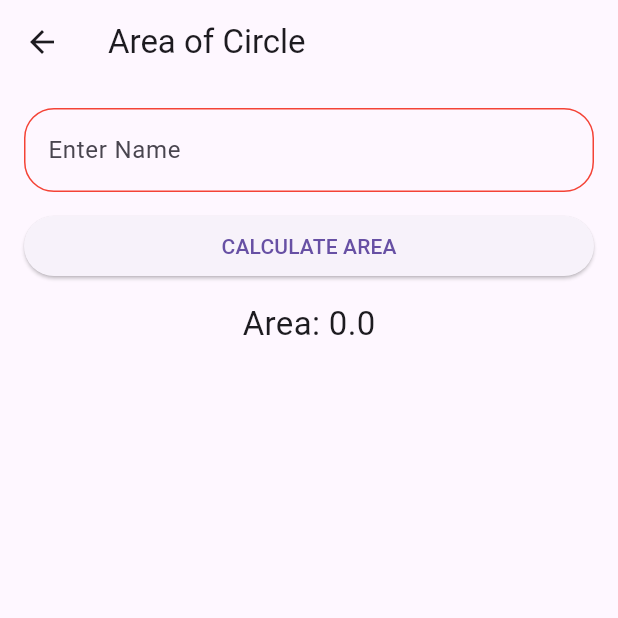
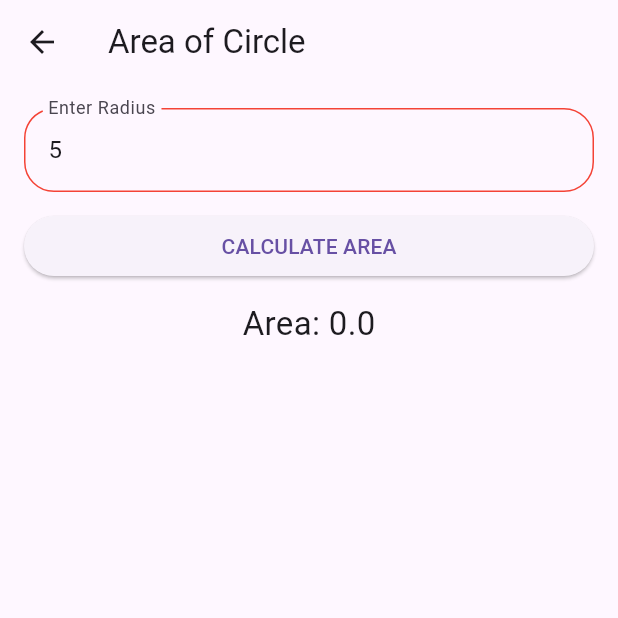
Before and after one commit to ankit7756/flutter_assignment_2, a Flutter app: the screen it shows after launch, after a tap on "Area of Circle", on a phone screen of 412 x 824 dp, the top half of it. Run offline on Flutter 3.47's test engine with Material 3 defaults, Android fonts, the phone set to English and light mode, and no system bars; network calls fail.

Commit message:
new commit

```diff
--- a/lib/screens/area_of_circle_screen.dart
+++ b/lib/screens/area_of_circle_screen.dart
@@ -8,7 +8,14 @@ class AreaOfCircleScreen extends StatefulWidget {
 }
 
 class _AreaOfCircleScreenState extends State<AreaOfCircleScreen> {
-  double radius = 0;
+  // ⭐ NEW: Controller to read radius value
+  final TextEditingController radiusController = TextEditingController(
+    text: "5",
+  );
+
+  // ⭐ NEW: Global key for form validation
+  final _formKey = GlobalKey<FormState>();
+
   double area = 0;
 
   @override
@@ -17,29 +24,44 @@ class _AreaOfCircleScreenState extends State<AreaOfCircleScreen> {
       appBar: AppBar(title: const Text("Area of Circle")),
       body: Padding(
         padding: const EdgeInsets.all(16),
+
+        // ⭐ NEW: Wrapping everything in a Form
+        child: Form(
+          key: _formKey,
+
           child: Column(
             children: [
-            TextField(
-              // onChanged: (value) => radius = double.tryParse(value) ?? 0,
-              // decoration: const InputDecoration(
-              //   labelText: "Enter Radius",
-              //   border: OutlineInputBorder(),
-              // ),
-              // keyboardType: TextInputType.number,
+              // ⭐ NEW: TextFormField instead of TextField
+              TextFormField(
+                controller: radiusController, // ⭐ NEW
+
+                keyboardType: TextInputType.number,
+
                 decoration: InputDecoration(
+                  labelText: 'Enter Radius',
                   border: OutlineInputBorder(
-                  borderRadius: BorderRadius.all(Radius.circular(10.0)),
+                    borderRadius: BorderRadius.circular(10),
                   ),
                   enabledBorder: OutlineInputBorder(
                     borderSide: BorderSide(color: Colors.red),
-                  borderRadius: BorderRadius.all(Radius.circular(20.0)),
+                    borderRadius: BorderRadius.circular(20),
                   ),
                   focusedBorder: OutlineInputBorder(
                     borderSide: BorderSide(color: Colors.green),
-                  borderRadius: BorderRadius.all(Radius.circular(30.0)),
+                    borderRadius: BorderRadius.circular(30),
                   ),
-                labelText: 'Enter Name',
                 ),
+
+                // ⭐ NEW: Validation added
+                validator: (value) {
+                  if (value == null || value.isEmpty) {
+                    return "Please enter radius";
+                  }
+                  if (double.tryParse(value) == null) {
+                    return "Please enter a valid number";
+                  }
+                  return null;
+                },
               ),
 
               const SizedBox(height: 12),
@@ -48,17 +70,23 @@ class _AreaOfCircleScreenState extends State<AreaOfCircleScreen> {
                 width: double.infinity,
                 child: ElevatedButton(
                   onPressed: () {
+                    // ⭐ NEW: Validate before calculating
+                    if (_formKey.currentState!.validate()) {
                       setState(() {
+                        double radius = double.parse(radiusController.text);
                         area = 3.1416 * radius * radius;
                       });
+                    }
                   },
                   child: const Text("CALCULATE AREA"),
                 ),
               ),
 
               const SizedBox(height: 12),
+
               Text("Area: $area", style: const TextStyle(fontSize: 22)),
             ],
+          ),
         ),
       ),
     );
--- a/lib/screens/dashboard_screen.dart
+++ b/lib/screens/dashboard_screen.dart
@@ -1,6 +1,11 @@
 import 'package:flutter/material.dart';
-import 'package:flutter_assignment_1/screens/column_screen.dart';
-import 'package:flutter_assignment_1/screens/flutter_layout_screen.dart';
+import 'package:flutter_assignment_1/screens/custom_layout.dart';
+import 'flexible_expanded_screen.dart';
+import 'column_screen.dart';
+import 'rich_text.dart';
+import 'container_screen.dart';
+import 'flutter_layout_screen.dart';
+import 'image_screen.dart';
 import 'arithmetic_screen.dart';
 import 'simple_interest_screen.dart';
 import 'area_of_circle_screen.dart';
@@ -26,7 +31,7 @@ class DashboardScreen extends StatelessWidget {
 
       body: Padding(
         padding: const EdgeInsets.all(16),
-        child: Column(
+        child: ListView(
           children: [
             _menuTile(
               context: context,
@@ -51,6 +56,7 @@ class DashboardScreen extends StatelessWidget {
               title: "Palindrome Checker",
               screen: const PalindromeNumberScreen(),
             ),
+
             _menuTile(
               context: context,
               title: "Layout Screen",
@@ -60,6 +66,31 @@ class DashboardScreen extends StatelessWidget {
               context: context,
               title: "Column Screen",
               screen: ColumnScreen(),
+            ),
+            _menuTile(
+              context: context,
+              title: "Container Screen",
+              screen: ContainerScreen(),
+            ),
+            _menuTile(
+              context: context,
+              title: "Image Screen",
+              screen: ImageScreen(),
+            ),
+            _menuTile(
+              context: context,
+              title: "Flexible Expanded Screen",
+              screen: FlexibleExpandedScreen(),
+            ),
+            _menuTile(
+              context: context,
+              title: "Rich Text Screen",
+              screen: RichTextScreen(),
+            ),
+            _menuTile(
+              context: context,
+              title: "Custom Layout Screen",
+              screen: CustomLayoutScreen(),
             ),
           ],
         ),
--- a/pubspec.yaml
+++ b/pubspec.yaml
@@ -58,8 +58,9 @@ flutter:
   uses-material-design: true
 
   # To add assets to your application, add an assets section, like this:
-  # assets:
-  #   - images/a_dot_burr.jpeg
+  assets:
+    - assets/images/
+    - assets/icons/
   #   - images/a_dot_ham.jpeg
 
   # An image asset can refer to one or more resolution-specific "variants", see
```
Also changed, not shown: lib/common/my_snakebar.dart (added, +17 -0 lines), lib/screens/container_screen.dart (added, +40 -0 lines), lib/screens/custom_layout.dart (added, +36 -0 lines), lib/screens/flexible_expanded_screen.dart (added, +62 -0 lines), lib/screens/image_screen.dart (added, +37 -0 lines), lib/screens/rich_text.dart (added, +48 -0 lines), lib/widgets/my_button.dart (added, +31 -0 lines), lib/widgets/my_text_form_field.dart (added, +34 -0 lines), assets/images/image1.jpg (added), assets/images/image2.jpg (added). Lines whose indentation alone changed are shown as unchanged.
